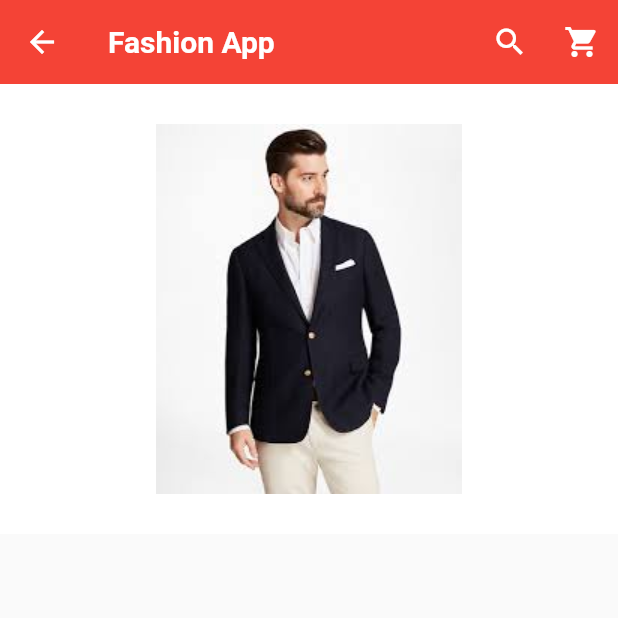
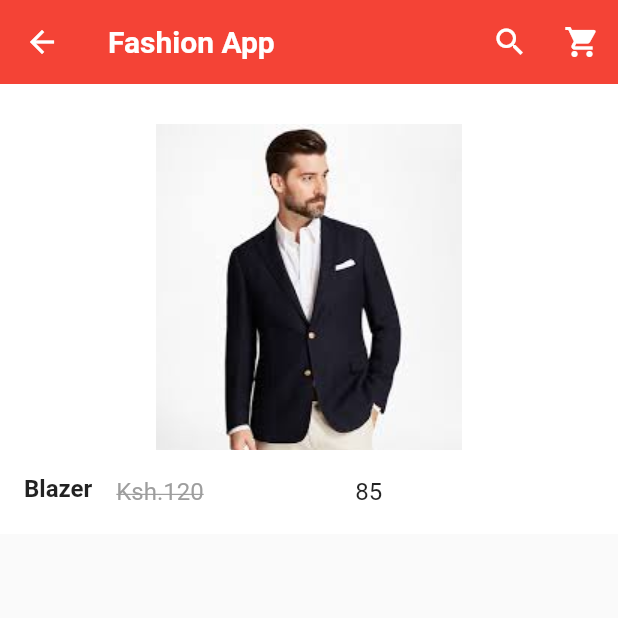
Before and after one commit to HillaryKiprono/flutter_ecommerce_shop, a Flutter app: the screen it shows after launch, after a tap on "Blazer", on a phone screen of 412 x 824 dp, the top half of it. Run offline on Flutter 3.47's test engine with Material 2 defaults, Android fonts, the light colour scheme and no system bars; our stand-ins replace carousel_pro; network calls fail.

Commit message:
productsdetails

```diff
--- a/lib/main.dart
+++ b/lib/main.dart
@@ -5,8 +5,6 @@ import 'package:flutter/material.dart';
 // my own imports
 import 'components/horizontal_listview.dart';
 import 'components/products.dart';
-
-
 
 void main() {
   runApp(
@@ -99,7 +97,7 @@ class _HomePageState extends State<HomePage> {
                 title: Text(
                   "Home Page"
                 ),
-                leading: Icon(Icons.home),
+                leading: Icon(Icons.home,color: Colors.lightGreen,),
               ),
             ),
 
@@ -119,7 +117,7 @@ class _HomePageState extends State<HomePage> {
                 title: Text(
                     "My Orders"
                 ),
-                leading: Icon(Icons.shopping_basket),
+                leading: Icon(Icons.shopping_basket,color: Colors.indigo,),
               ),
             ),
 
--- a/lib/pages/products_details.dart
+++ b/lib/pages/products_details.dart
@@ -10,7 +10,8 @@ class ProductDetails extends StatefulWidget {
   ProductDetails({
     this.product_detail_name,
     this.product_detail_new_price,
-    this.product_detail_old_price, this.product_detail_picture,
+    this.product_detail_old_price,
+    this.product_detail_picture,
   }
   );
 
@@ -62,8 +63,37 @@ class _ProductDetailsState extends State<ProductDetails> {
                 color: Colors.white,
                 child: Image.asset(widget.product_detail_picture),
 
-              )),
-          )
+              ),
+            footer: Container(color: Colors.white,
+            child: ListTile(
+              leading: Text(
+                  widget.product_detail_name,
+                style: TextStyle(
+                  fontWeight: FontWeight.bold,fontSize: 16.0
+                ),
+
+              ),
+              title: Row(
+                children: [
+                  Expanded(
+                    child: Text(
+                        "Ksh.${widget.product_detail_old_price}",
+                      style: TextStyle(
+                        color: Colors.grey,
+                        decoration: TextDecoration.lineThrough
+                      ),
+                    ),
+                  ),
+                  Expanded(
+                    child: Text(widget.product_detail_new_price),
+                  ),
+                ],
+              ),
+            ),
+            ),
+            ),
+          ),
+
         ],
       ),
 
```
